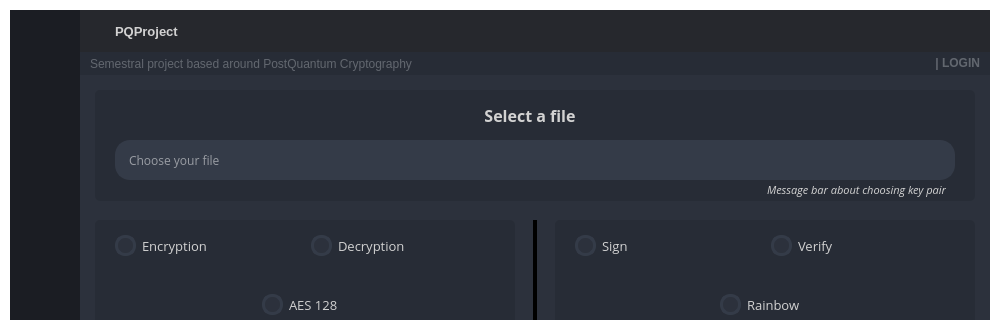
Muzosh/PQ-crypto-test-app, file gui/GUI_BASE.ui: the form before one commit; both pictures show x 0 to 1000 and y 0 to 320 of the 1000 by 720 pixel window.
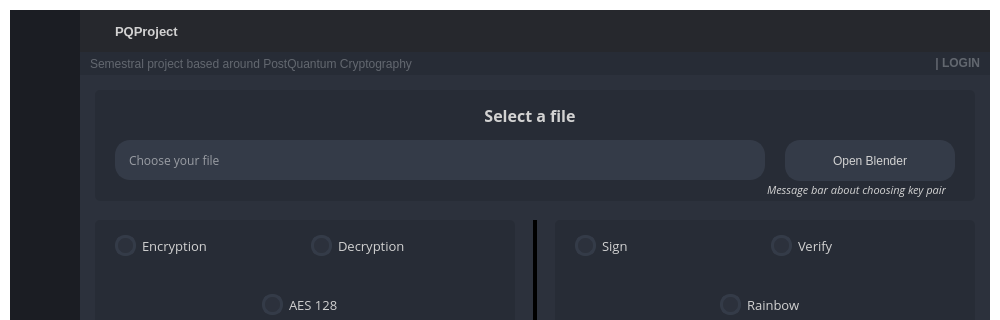
The form after the commit. The open tabs and pages were chosen to show the change. Icons and pictures are not drawn.

Patch:
```diff
--- a/gui/GUI_BASE.ui
+++ b/gui/GUI_BASE.ui
@@ -2266,7 +2266,7 @@
                       <rect>
                        <x>20</x>
                        <y>50</y>
-                       <width>840</width>
+                       <width>650</width>
                        <height>40</height>
                       </rect>
                      </property>
@@ -2336,6 +2336,50 @@
                       <set>Qt::AlignRight|Qt::AlignTrailing|Qt::AlignVCenter</set>
                      </property>
                     </widget>
+                    <widget class="QPushButton" name="enc_dsa_upload_button">
+                     <property name="geometry">
+                      <rect>
+                       <x>690</x>
+                       <y>50</y>
+                       <width>170</width>
+                       <height>41</height>
+                      </rect>
+                     </property>
+                     <property name="minimumSize">
+                      <size>
+                       <width>150</width>
+                       <height>30</height>
+                      </size>
+                     </property>
+                     <property name="font">
+                      <font>
+                       <family>Segoe UI</family>
+                       <pointsize>9</pointsize>
+                      </font>
+                     </property>
+                     <property name="styleSheet">
+                      <string notr="true">QPushButton {
+	border: 2px solid rgb(52, 59, 72);
+border-radius: 15px;	
+	background-color: rgb(52, 59, 72);
+}
+QPushButton:hover {
+	background-color: rgb(57, 65, 80);
+	border: 2px solid rgb(61, 70, 86);
+}
+QPushButton:pressed {	
+	background-color: rgb(35, 40, 49);
+	border: 2px solid rgb(43, 50, 61);
+}</string>
+                     </property>
+                     <property name="text">
+                      <string>Open Blender</string>
+                     </property>
+                     <property name="icon">
+                      <iconset resource="files.qrc">
+                       <normaloff>:/16x16/icons/16x16/cil-folder-open.png</normaloff>:/16x16/icons/16x16/cil-folder-open.png</iconset>
+                     </property>
+                    </widget>
                    </widget>
                    <widget class="QFrame" name="enc_frame">
                     <property name="geometry">
```
Left out of the diff: 30 changed lines with no effect on the pictures.
